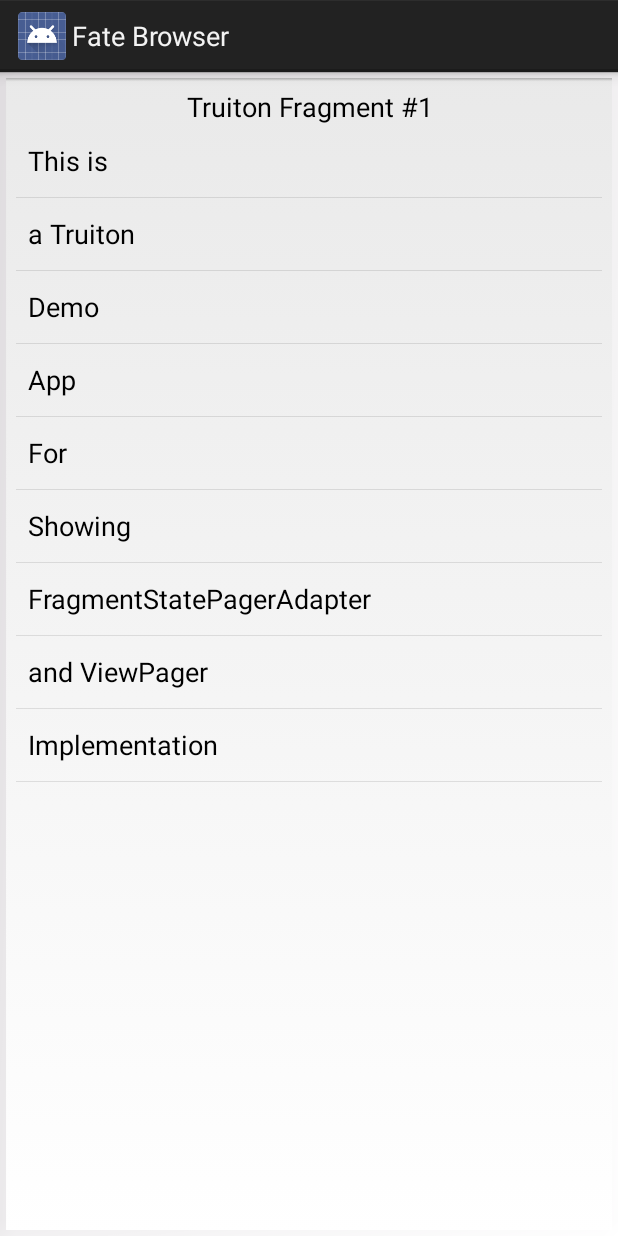
After one commit to crunchypencil/java, an Android app: the fragment ArrayListFragment shown on its own in the app's theme, on a phone screen of 412 x 824 dp. The commit adds this screen. Run offline under Robolectric (Android 15) with nearby library versions, the phone set to English and light mode, and no system bars.

Commit message:
added FragmentStatePagerAdapter to random card pick

```diff
--- a/Tarot1/app/src/main/AndroidManifest.xml
+++ b/Tarot1/app/src/main/AndroidManifest.xml
@@ -40,6 +40,12 @@
         <activity android:name="crunchypencil.com.tarot1.ShufflePpf"
             android:configChanges="orientation|keyboardHidden|screenSize"
             android:screenOrientation="portrait"/>
+        <activity android:name="crunchypencil.com.tarot1.PickCard2"
+            android:configChanges="orientation|keyboardHidden|screenSize"
+            android:screenOrientation="portrait"/>
+
+
+
     </application>
 
 </manifest>
--- /dev/null
+++ b/Tarot1/app/src/main/java/crunchypencil/com/tarot1/ArrayListFragment.java
@@ -0,0 +1,63 @@
+package crunchypencil.com.tarot1;
+
+        import android.os.Bundle;
+        import android.support.v4.app.ListFragment;
+        import android.util.Log;
+        import android.view.LayoutInflater;
+        import android.view.View;
+        import android.view.ViewGroup;
+        import android.widget.ArrayAdapter;
+        import android.widget.ListView;
+        import android.widget.TextView;
+
+public class ArrayListFragment extends ListFragment {
+    int fragNum;
+    String arr[] = { "This is", "a Truiton", "Demo", "App", "For", "Showing",
+            "FragmentStatePagerAdapter", "and ViewPager", "Implementation" };
+
+    static ArrayListFragment init(int val) {
+        ArrayListFragment truitonList = new ArrayListFragment();
+
+        // Supply val input as an argument.
+        Bundle args = new Bundle();
+        args.putInt("val", val);
+        truitonList.setArguments(args);
+
+        return truitonList;
+    }
+
+    /**
+     * Retrieving this instance's number from its arguments.
+     */
+    @Override
+    public void onCreate(Bundle savedInstanceState) {
+        super.onCreate(savedInstanceState);
+        fragNum = getArguments() != null ? getArguments().getInt("val") : 1;
+    }
+
+    /**
+     * The Fragment's UI is a simple text view showing its instance number and
+     * an associated list.
+     */
+    @Override
+    public View onCreateView(LayoutInflater inflater, ViewGroup container,
+                             Bundle savedInstanceState) {
+        View layoutView = inflater.inflate(R.layout.fragment_pager_list,
+                container, false);
+        View tv = layoutView.findViewById(R.id.text);
+        ((TextView) tv).setText("Truiton Fragment #" + fragNum);
+        return layoutView;
+    }
+
+    @Override
+    public void onActivityCreated(Bundle savedInstanceState) {
+        super.onActivityCreated(savedInstanceState);
+        setListAdapter(new ArrayAdapter<String>(getActivity(),
+                android.R.layout.simple_list_item_1, arr));
+    }
+
+    @Override
+    public void onListItemClick(ListView l, View v, int position, long id) {
+        Log.i("Truiton FragmentList", "Item clicked: " + id);
+    }
+}
--- /dev/null
+++ b/Tarot1/app/src/main/res/layout/fragment_pager_list.xml
@@ -0,0 +1,28 @@
+<?xml version="1.0" encoding="utf-8"?>
+<LinearLayout xmlns:android="http://schemas.android.com/apk/res/android"
+    android:layout_width="match_parent"
+    android:layout_height="match_parent"
+    android:background="@android:drawable/gallery_thumb"
+    android:orientation="vertical" >
+
+    <TextView
+        android:id="@+id/text"
+        android:layout_width="match_parent"
+        android:layout_height="wrap_content"
+        android:gravity="center_vertical|center_horizontal"
+        android:text="hey dude!"
+        android:textAppearance="?android:attr/textAppearanceMedium" />
+
+    <FrameLayout
+        android:layout_width="match_parent"
+        android:layout_height="0dip"
+        android:layout_weight="1" >
+
+        <ListView
+            android:id="@android:id/list"
+            android:layout_width="match_parent"
+            android:layout_height="match_parent"
+            android:drawSelectorOnTop="false" />
+    </FrameLayout>
+
+</LinearLayout>
--- /dev/null
+++ b/Tarot1/app/src/main/res/layout/pickcard.xml
@@ -0,0 +1,4 @@
+<android.support.v4.view.ViewPager xmlns:android="http://schemas.android.com/apk/res/android"
+    android:id="@+id/pager"
+    android:layout_width="match_parent"
+    android:layout_height="match_parent" />
--- a/Tarot1/app/src/main/res/values-v21/styles.xml
+++ b/Tarot1/app/src/main/res/values-v21/styles.xml
@@ -1,5 +1,5 @@
 <?xml version="1.0" encoding="utf-8"?>
 <resources>
-    <style name="AppTheme" parent="android:Theme.Material.Light">
+    <style name="AppTheme" parent="android:Theme.Holo.Light.DarkActionBar">
     </style>
 </resources>
```
Also changed, not shown: Tarot1/app/src/main/java/crunchypencil/com/tarot1/ImageFragment.java (added, +114 -0 lines), Tarot1/app/src/main/java/crunchypencil/com/tarot1/Info.java (+8 -8 lines), Tarot1/app/src/main/java/crunchypencil/com/tarot1/MainActivity.java (+8 -8 lines), Tarot1/app/src/main/java/crunchypencil/com/tarot1/PickCard.java (+59 -111 lines), Tarot1/app/src/main/java/crunchypencil/com/tarot1/PickPpf.java (+10 -10 lines), Tarot1/app/src/main/java/crunchypencil/com/tarot1/SelectGame.java (+10 -12 lines), Tarot1/app/src/main/java/crunchypencil/com/tarot1/ShuffleDeck.java (+10 -10 lines), Tarot1/app/src/main/java/crunchypencil/com/tarot1/ShufflePpf.java (+10 -10 lines), Tarot1/app/src/main/res/layout/activity_pasprefut.xml (+3 -9 lines), Tarot1/app/src/main/res/layout/fragment_pager.xml (added, +38 -0 lines), Tarot1/app/src/main/res/layout/image_fragment.xml (added, +84 -0 lines), Tarot1/app/src/main/res/menu/menu_rand.xml (+8 -8 lines).
